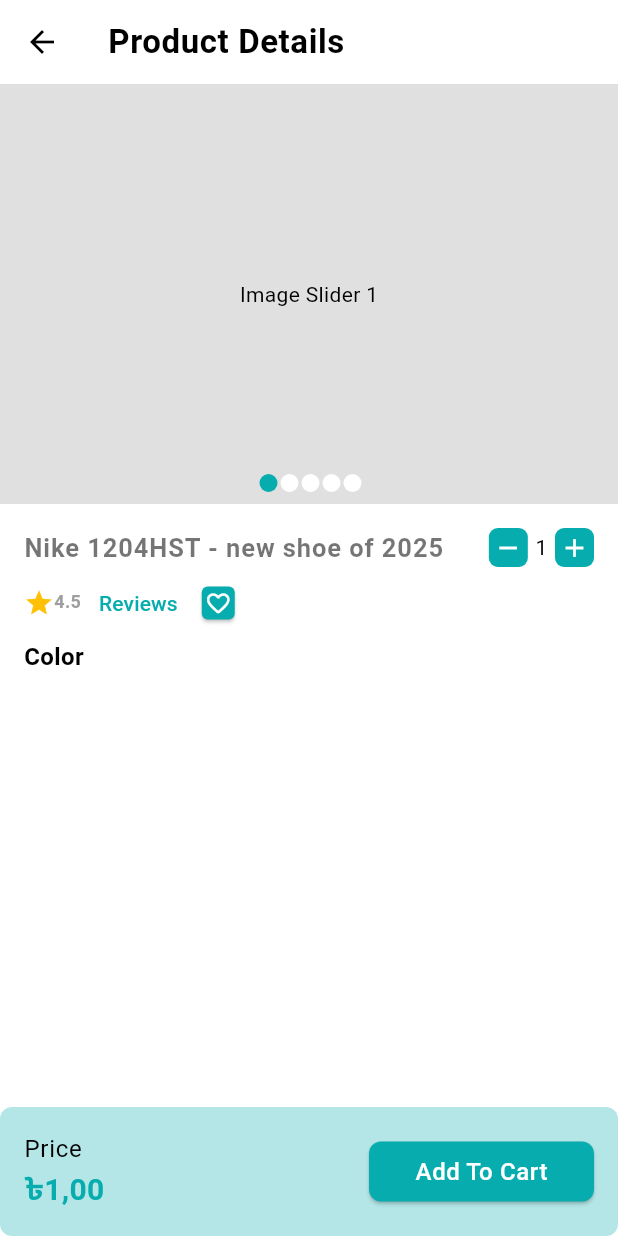
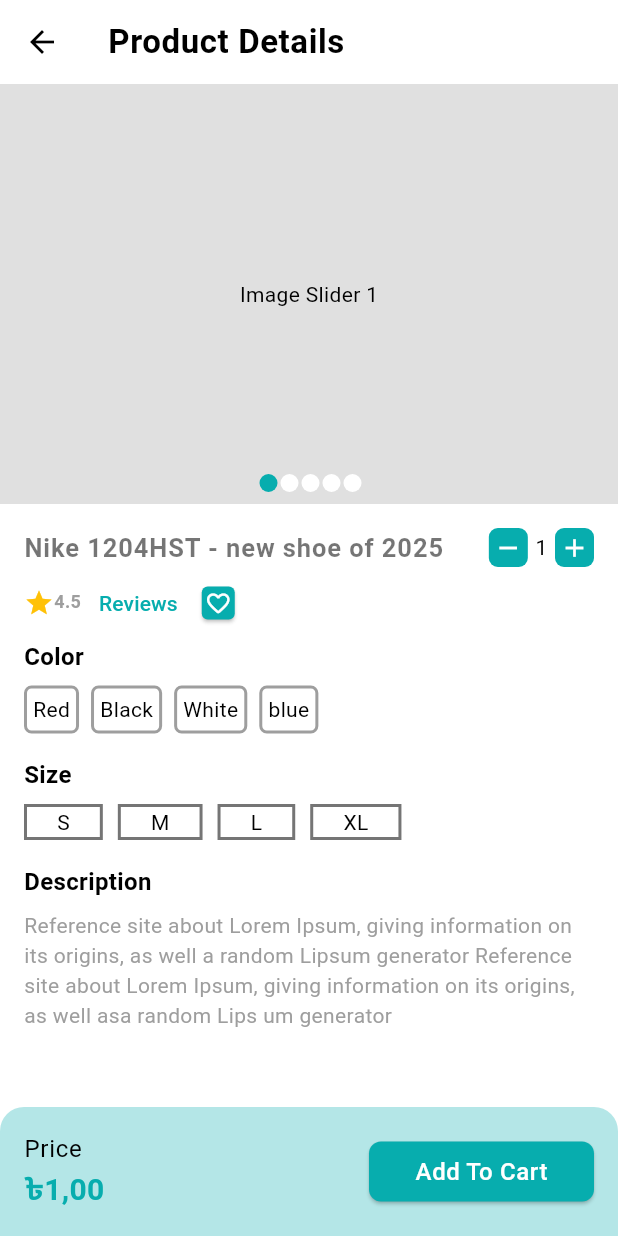
Before and after one commit to BappyGuria/ecapp, a Flutter app: the screen it shows after launch, after a tap on "New Year Special Shoe 30", on a phone screen of 412 x 824 dp. Run offline on Flutter 3.47's test engine with Material 3 defaults, Android fonts, the phone set to English and light mode, and no system bars; drawn by our look-alikes of carousel_slider; our stand-ins replace email_validator, firebase_core, firebase_crashlytics, flutter_svg, get; accounts and stored records are empty.

Commit message:
Product Details Size Picker and Color Picker Screen

```diff
--- a/lib/features/product/ui/screens/product_details_screen.dart
+++ b/lib/features/product/ui/screens/product_details_screen.dart
@@ -1,9 +1,11 @@
 import 'package:carousel_slider/carousel_slider.dart';
 import 'package:ecapp/app/assets_path.dart';
+import 'package:ecapp/features/product/ui/widget/size_picker.dart';
 import 'package:flutter/material.dart';
 
 import '../../../../app/app_colors.dart';
 import '../../../../app/constants.dart';
+import '../widget/color_picker.dart';
 import '../widget/inc_drc_button.dart';
 import '../widget/product_image_slider.dart';
 
@@ -33,6 +35,8 @@
       body: Column(
         children: [
           Expanded(
+            child: SingleChildScrollView(
+              scrollDirection: Axis.vertical,
               child: Column(
                 children: [
                   ProductImageSlider(currentCarousel: _currentCarousel),
@@ -41,44 +45,60 @@
                     child: Column(
                       crossAxisAlignment: CrossAxisAlignment.start,
                       children: [
-                      Row(
-                        children: [
-                          Expanded(child: Text('Nike 1204HST - new shoe of 2025',style: TextStyle(
-                            fontWeight: FontWeight.w700,
-                            fontSize: 17,
-                            letterSpacing: 0.6,
-                            color: Colors.black54
-                          ),)),
-                          IncDrcButton(onChange: (int value) {  },)
-                        ],
+                        _buildProductNameAndIncDecSection(),
+                        _buildReviewsSection(),
+                        Text(
+                          'Color',
+                          style: TextStyle(
+                              fontSize: 16, fontWeight: FontWeight.w600),
                         ),
-                      Row(
-                        children: [
-                          Wrap(
-                            children: [
-                              Icon(Icons.star,color: Colors.amber,size: 20,),
-                              Text('4.5',style: TextStyle(fontWeight: FontWeight.w600,color: Colors.grey,fontSize: 12),),
-                            ],
+                        SizedBox(
+                          height: 8,
                         ),
-                          TextButton(onPressed: (){}, child: Text('Reviews')),
-                          Card(
-                            color: AppColors.themeColor,
-                            shape: RoundedRectangleBorder(
-                                borderRadius: BorderRadius.all(Radius.circular(4))
+                        ColorPicker(
+                          colors: ['Red', 'Black', 'White', 'blue'],
+                          onChange: (String color) {
+                            print(color);
+                          },
                         ),
-                            child: Padding(
-                              padding: const EdgeInsets.all(2.0),
-                              child: Icon(Icons.favorite_outline_rounded,size: 18,color: Colors.white,),
+                        SizedBox(
+                          height: 16,
                         ),
-                          )
-                        ],
+                        Text(
+                          'Size',
+                          style: TextStyle(
+                              fontSize: 16, fontWeight: FontWeight.w600),
                         ),
-                      Text('Color',style: TextStyle(fontSize: 16,fontWeight: FontWeight.w600),),
-
+                        SizedBox(
+                          height: 8,
+                        ),
+                        SizePicker(
+                          sizes: ['S', 'M', 'L', 'XL'],
+                          onChange: (String size) {
+                            print(size);
+                          },
+                        ),
+                        SizedBox(
+                          height: 16,
+                        ),
+                        Text(
+                          'Description',
+                          style: TextStyle(
+                              fontSize: 16, fontWeight: FontWeight.w600),
+                        ),
+                        SizedBox(
+                          height: 8,
+                        ),
+                        Text(
+                          "Reference site about Lorem Ipsum, giving information on its origins, as well a random Lipsum generator Reference site about Lorem Ipsum, giving information on its origins, as well asa random Lips um generator ",
+                          style: TextStyle(
+                              color: Colors.grey, fontWeight: FontWeight.w400),
+                        ),
                       ],
                     ),
                   ),
                 ],
+              ),
             ),
           ),
           _buildProductPriceAndAddToCartSection()
@@ -87,14 +107,72 @@
     );
   }
 
+  Widget _buildProductNameAndIncDecSection() {
+    return Row(
+      children: [
+        Expanded(
+            child: Text(
+          'Nike 1204HST - new shoe of 2025',
+          style: TextStyle(
+              fontWeight: FontWeight.w700,
+              fontSize: 17,
+              letterSpacing: 0.6,
+              color: Colors.black54),
+        )),
+        IncDrcButton(
+          onChange: (int value) {},
+        )
+      ],
+    );
+  }
+
+  Widget _buildReviewsSection() {
+    return Row(
+      children: [
+        Wrap(
+          children: [
+            Icon(
+              Icons.star,
+              color: Colors.amber,
+              size: 20,
+            ),
+            Text(
+              '4.5',
+              style: TextStyle(
+                  fontWeight: FontWeight.w600,
+                  color: Colors.grey,
+                  fontSize: 12),
+            ),
+          ],
+        ),
+        TextButton(onPressed: () {
+
+        }, child: Text('Reviews')),
+        Card(
+          color: AppColors.themeColor,
+          shape: RoundedRectangleBorder(
+              borderRadius: BorderRadius.all(Radius.circular(4))),
+          child: Padding(
+            padding: const EdgeInsets.all(2.0),
+            child: Icon(
+              Icons.favorite_outline_rounded,
+              size: 18,
+              color: Colors.white,
+            ),
+          ),
+        )
+      ],
+    );
+  }
+
   Widget _buildProductPriceAndAddToCartSection() {
     return Container(
       padding: EdgeInsets.all(16.0),
       decoration: BoxDecoration(
         color: AppColors.themeColor.withOpacity(0.3),
-            borderRadius: BorderRadius.circular(8)
+        borderRadius: BorderRadius.only(
+            topRight: Radius.circular(16), topLeft: Radius.circular(16)),
       ),
-
       child: Row(
         mainAxisAlignment: MainAxisAlignment.spaceBetween,
         children: [
@@ -120,7 +198,7 @@
               onPressed: () {},
               child: Text('Add To Cart'),
             ),
-              )
+          ),
         ],
       ),
     );
--- /dev/null
+++ b/lib/features/product/ui/widget/color_picker.dart
@@ -0,0 +1,48 @@
+import 'package:flutter/material.dart';
+
+import '../../../../app/app_colors.dart';
+
+class ColorPicker extends StatefulWidget {
+  const ColorPicker({super.key, required this.colors, required this.onChange});
+
+  final List<String> colors;
+  final Function(String) onChange;
+
+  @override
+  State<ColorPicker> createState() => _ColorPickerState();
+}
+
+class _ColorPickerState extends State<ColorPicker> {
+
+  String? selectedColor;
+
+  @override
+  Widget build(BuildContext context) {
+    return Wrap(
+      children: [
+        for(String color in widget.colors)
+          GestureDetector(
+            onTap: (){
+              selectedColor = color;
+              setState(() {});
+              widget.onChange(selectedColor!);
+            },
+            child: Container(
+              padding: EdgeInsets.all(4),
+              margin: EdgeInsets.only(right: 8),
+              decoration: BoxDecoration(
+                border: Border.all(color: Colors.grey,width: 2),
+                borderRadius: BorderRadius.circular(5),
+
+                color: selectedColor == color ? AppColors.themeColor : null
+              ),
+
+              child: Text(color,style: TextStyle(
+                color: selectedColor == color ? Colors.white : null
+              ),),
+            ),
+          )
+      ],
+    );
+  }
+}
--- /dev/null
+++ b/lib/features/product/ui/widget/size_picker.dart
@@ -0,0 +1,47 @@
+import 'package:flutter/material.dart';
+
+import '../../../../app/app_colors.dart';
+
+class SizePicker extends StatefulWidget {
+  const SizePicker({super.key, required this.sizes, required this.onChange});
+
+  final List<String> sizes;
+  final Function(String) onChange;
+
+  @override
+  State<SizePicker> createState() => _SizePickerState();
+}
+
+class _SizePickerState extends State<SizePicker> {
+
+  String? selectedSize;
+
+  @override
+  Widget build(BuildContext context) {
+    return Wrap(
+      children: [
+        for(String size in widget.sizes)
+          GestureDetector(
+            onTap: (){
+              selectedSize = size;
+              setState(() {
+
+              });
+              widget.onChange(selectedSize!);
+            },
+            child: Container(
+              margin: EdgeInsets.only(right: 10),
+              padding: EdgeInsets.symmetric(horizontal: 20),
+              decoration: BoxDecoration(
+                border: Border.all(color: Colors.black54,width: 2),
+                color: selectedSize == size ? AppColors.themeColor : null
+              ),
+              child: Text(size,style: TextStyle(
+                color: selectedSize == size ? Colors.white: null
+              ),),
+            ),
+          )
+      ],
+    );
+  }
+}
--- /dev/null
+++ b/lib/features/reviews/ui/screens/reviews_screen.dart
@@ -0,0 +1,15 @@
+import 'package:flutter/material.dart';
+
+class ReviewsScreen extends StatefulWidget {
+  const ReviewsScreen({super.key});
+
+  @override
+  State<ReviewsScreen> createState() => _ReviewsScreenState();
+}
+
+class _ReviewsScreenState extends State<ReviewsScreen> {
+  @override
+  Widget build(BuildContext context) {
+    return const Placeholder();
+  }
+}
```
Lines whose indentation alone changed are shown as unchanged.
